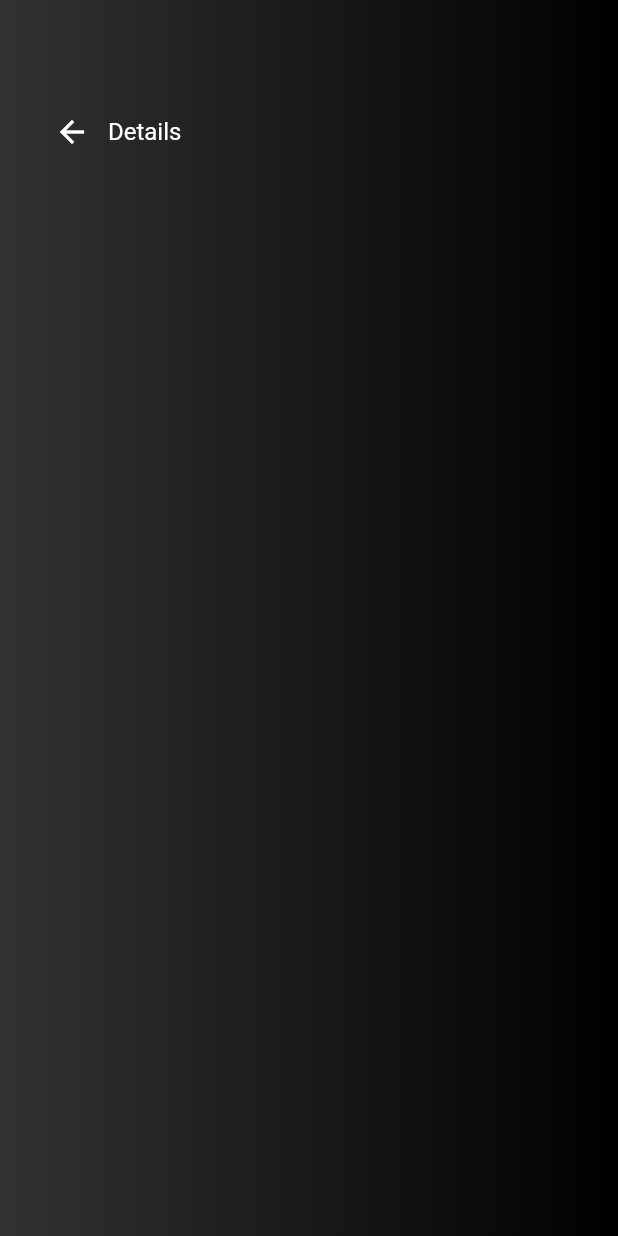
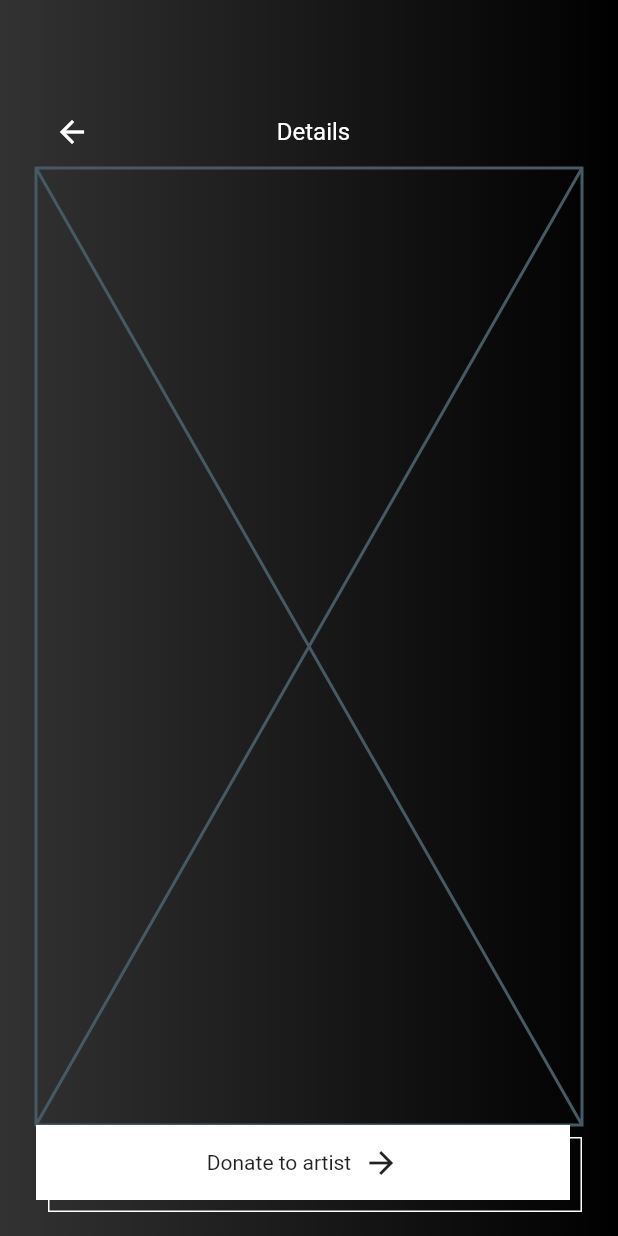
Before and after one commit to JAICHANGPARK/flutter_notebook_chapter_21, a Flutter app: the ArtDetailPage screen opened directly, on a phone screen of 412 x 824 dp. Run offline on Flutter 3.47's test engine with Material 2 defaults, Android fonts, the phone set to English and light mode, and no system bars; our stand-ins replace badges, dots_indicator, fl_chart, flutter_riverpod, google_fonts; missing offline and left inert: candlesticks; network calls fail.

Commit message:
Update art_detail_page.dart

```diff
--- a/lib/ep1247_art_exhibition_app/src/ui/art_detail_page.dart
+++ b/lib/ep1247_art_exhibition_app/src/ui/art_detail_page.dart
@@ -27,17 +27,20 @@ class _ArtDetailPageState extends State<ArtDetailPage> {
                   ],
                 ),
               ),
-              padding: EdgeInsets.fromLTRB(24, 64, 24, 0),
+              padding: EdgeInsets.fromLTRB(24, 64, 24, 16),
               child: Column(
                 children: [
                   Row(
                     children: [
                       IconButton(
-                        onPressed: () {},
+                        onPressed: () {
+                          Navigator.of(context).pop();
+                        },
                         icon: Icon(Icons.arrow_back_outlined),
                         color: Colors.white,
                       ),
                       Expanded(
+                        child: Center(
                           child: Text(
                             "Details",
                             style: TextStyle(
@@ -45,9 +48,57 @@ class _ArtDetailPageState extends State<ArtDetailPage> {
                               color: Colors.white,
                             ),
                           ),
+                        ),
+                      ),
+                      Container(
+                        width: 42,
+                      ),
+                    ],
+                  ),
+                  Expanded(child: Placeholder()),
+                  GestureDetector(
+                    onTap: () {},
+                    child: Container(
+                      height: 58,
+                      child: Stack(
+                        children: [
+                          Positioned(
+                            left: 8,
+                            right: 0,
+                            bottom: 0,
+                            top: 8,
+                            child: Container(
+                              decoration: BoxDecoration(
+                                border: Border.all(
+                                  color: Colors.white,
+                                ),
+                              ),
+                            ),
+                          ),
+                          Positioned(
+                            left: 0,
+                            right: 8,
+                            bottom: 8,
+                            top: 0,
+                            child: Container(
+                                color: Colors.white,
+                                child: Row(
+                                  mainAxisAlignment: MainAxisAlignment.center,
+                                  children: [
+                                    Text("Donate to artist"),
+                                    SizedBox(
+                                      width: 8,
+                                    ),
+                                    Icon(
+                                      Icons.arrow_forward,
                                     )
                                   ],
-                  )
+                                )),
+                          ),
+                        ],
+                      ),
+                    ),
+                  ),
                 ],
               ),
             ),
```
Lines whose indentation alone changed are shown as unchanged.
